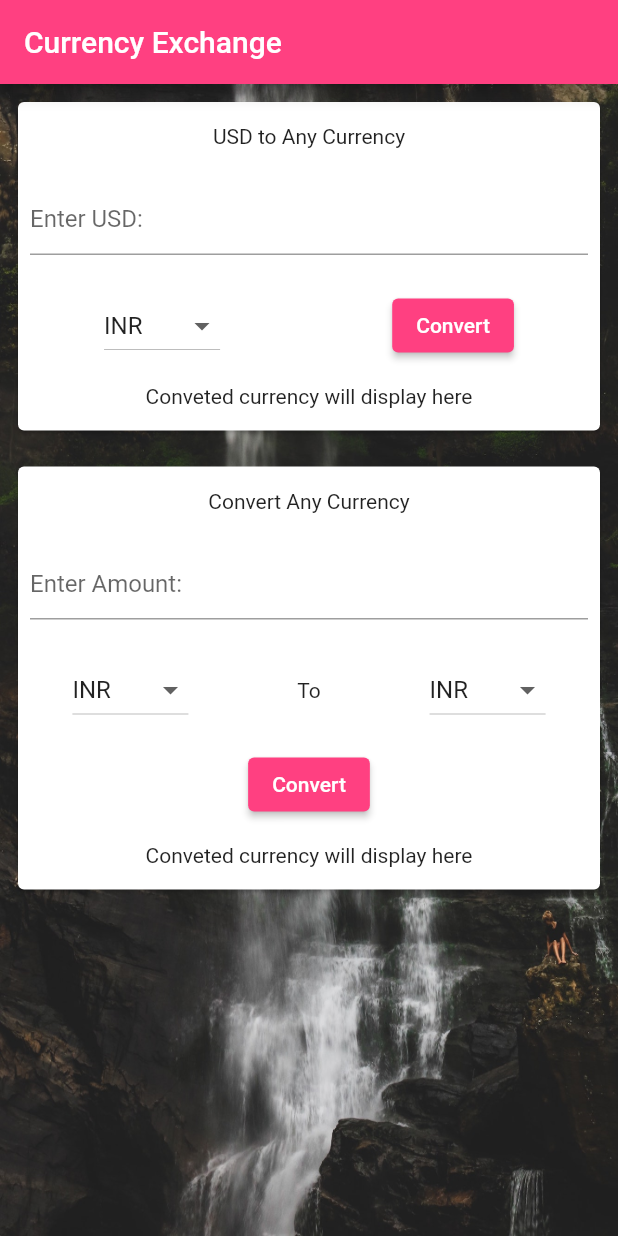
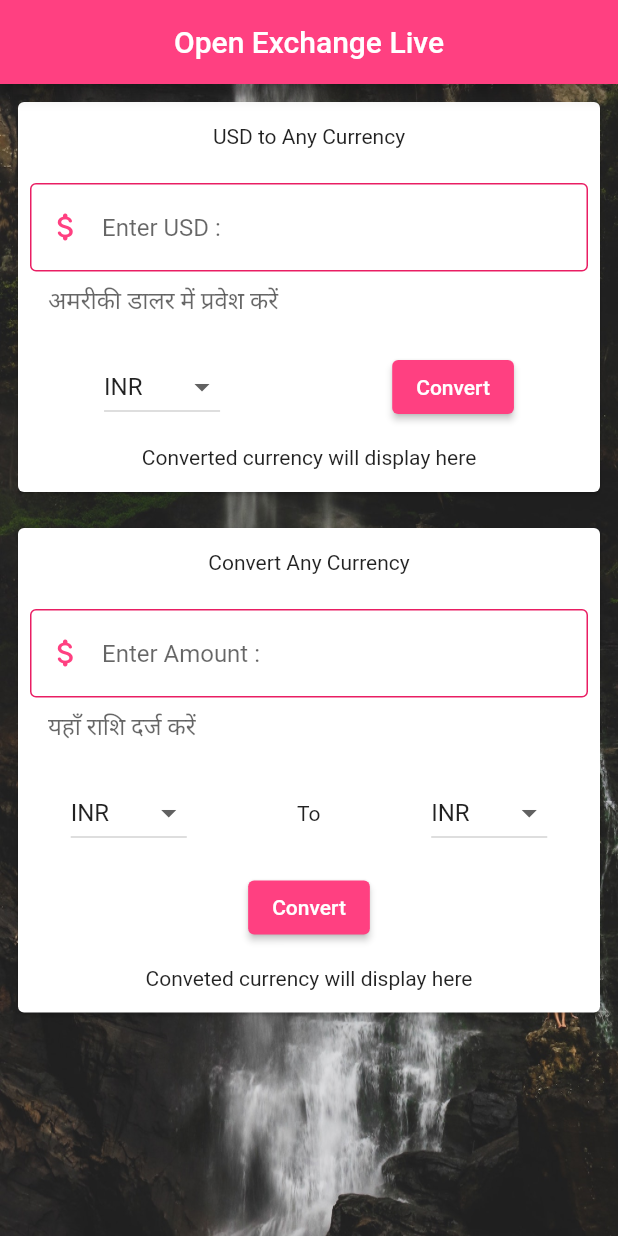
Before and after one commit to bhuvabhavik/Open-Exchange-Flutter, a Flutter app: the screen it shows after launch, on a phone screen of 412 x 824 dp. Run offline on Flutter 3.47's test engine with Material 2 defaults, Android fonts, the phone set to English and light mode, and no system bars.

Commit message:
somewhat efficient ui

```diff
--- a/lib/HomePage.dart
+++ b/lib/HomePage.dart
@@ -1,4 +1,5 @@
 import 'package:flutter/material.dart';
+import 'constants.dart';
 
 List countries = ["INR", "CAD", "AUD", "POUND", "KSH", "UGX"];
 
@@ -11,6 +12,13 @@ class HomePage extends StatefulWidget {
 
 class _HomePageState extends State<HomePage> {
   String selectedMenu = "INR";
+
+  SizedBox getSizedBox(double height, double width) {
+    return SizedBox(
+      height: height,
+      width: width,
+    );
+  }
 
   List<DropdownMenuItem<String>> getDropDownMenuItems() {
     List<DropdownMenuItem<String>> menuItems = [
@@ -39,13 +47,16 @@ class _HomePageState extends State<HomePage> {
   Widget build(BuildContext context) {
     return Scaffold(
         appBar: AppBar(
-          title: const Text("Currency Exchange"),
+          title: const Center(
+            child: Text("Open Exchange Live"),
+          ),
           backgroundColor: Colors.pinkAccent,
         ),
-        body: Container(
+        body: SingleChildScrollView(
+          child: Container(
             height: MediaQuery.of(context).size.height,
             width: MediaQuery.of(context).size.width,
-          decoration: BoxDecoration(
+            decoration: const BoxDecoration(
                 image: DecorationImage(
                     image: AssetImage('assets/images/background.jpg'),
                     fit: BoxFit.fill)),
@@ -56,23 +67,17 @@ class _HomePageState extends State<HomePage> {
                   child: Card(
                     child: Column(
                       children: [
-                      SizedBox(
-                        height: 15,
-                      ),
-                      Text("USD to Any Currency"),
-                      SizedBox(
-                        height: 15,
-                      ),
+                        getSizedBox(15.0, 0),
+                        const Text("USD to Any Currency"),
+                        getSizedBox(15.0, 0),
                         Padding(
-                        padding: const EdgeInsets.all(8.0),
+                          padding: EdgeInsets.all(8.0),
                           child: TextFormField(
-                          decoration:
-                              const InputDecoration(hintText: "Enter USD:"),
+                            decoration: getInputDecoration(
+                                "Enter USD : ", "अमरीकी डालर में प्रवेश करें"),
                           ),
                         ),
-                      SizedBox(
-                        height: 15,
-                      ),
+                        getSizedBox(15.0, 0),
                         Row(
                           mainAxisAlignment: MainAxisAlignment.spaceAround,
                           children: [
@@ -95,13 +100,9 @@ class _HomePageState extends State<HomePage> {
                             )
                           ],
                         ),
-                      SizedBox(
-                        height: 15,
-                      ),
-                      Text("Conveted currency will display here"),
-                      SizedBox(
-                        height: 15,
-                      ),
+                        getSizedBox(15.0, 0),
+                        const Text("Converted currency will display here"),
+                        getSizedBox(15.0, 0),
                       ],
                     ),
                   ),
@@ -111,23 +112,17 @@ class _HomePageState extends State<HomePage> {
                   child: Card(
                     child: Column(
                       children: [
-                      SizedBox(
-                        height: 15,
-                      ),
+                        getSizedBox(15.0, 0),
                         Text("Convert Any Currency"),
-                      SizedBox(
-                        height: 15,
-                      ),
+                        getSizedBox(15.0, 0),
                         Padding(
                           padding: const EdgeInsets.all(8.0),
                           child: TextFormField(
-                          decoration:
-                              const InputDecoration(hintText: "Enter Amount:"),
+                            decoration: getInputDecoration(
+                                "Enter Amount : ", "यहाँ राशि दर्ज करें"),
                           ),
                         ),
-                      SizedBox(
-                        height: 15,
-                      ),
+                        getSizedBox(15.0, 0),
                         Row(
                           mainAxisAlignment: MainAxisAlignment.spaceAround,
                           children: [
@@ -141,7 +136,7 @@ class _HomePageState extends State<HomePage> {
                                 });
                               },
                             ),
-                          Text("To"),
+                            const Text(" To "),
                             DropdownButton(
                               borderRadius: BorderRadius.circular(10),
                               value: selectedMenu,
@@ -154,9 +149,7 @@ class _HomePageState extends State<HomePage> {
                             ),
                           ],
                         ),
-                      SizedBox(
-                        height: 15,
-                      ),
+                        getSizedBox(15.0, 0),
                         ElevatedButton(
                           onPressed: () {},
                           child: Text("Convert"),
@@ -164,19 +157,16 @@ class _HomePageState extends State<HomePage> {
                               backgroundColor:
                                   MaterialStateProperty.all(Colors.pinkAccent)),
                         ),
-                      SizedBox(
-                        height: 15,
-                      ),
+                        getSizedBox(15.0, 0),
                         Text("Conveted currency will display here"),
-                      SizedBox(
-                        height: 15,
-                      ),
+                        getSizedBox(15.0, 0),
                       ],
                     ),
                   ),
                 ),
               ],
             ),
+          ),
         ));
   }
 }
--- /dev/null
+++ b/lib/constants.dart
@@ -0,0 +1,19 @@
+import 'package:flutter/material.dart';
+
+InputDecoration getInputDecoration(String hintText, String helperText) {
+  return InputDecoration(
+      hintText: hintText,
+      border: OutlineInputBorder(
+          borderRadius: BorderRadius.all(Radius.circular(15))),
+      // helperText: "अमरीकी डालर में प्रवेश करें",
+      helperText: helperText,
+      helperStyle: TextStyle(fontSize: 16),
+//errorText: "Please enter Amount",
+      focusColor: Colors.pinkAccent,
+      hoverColor: Colors.pinkAccent,
+      prefixIcon: Icon(Icons.attach_money_rounded),
+      prefixIconColor: Colors.pinkAccent,
+      prefixStyle: TextStyle(color: Colors.pinkAccent),
+      enabledBorder: OutlineInputBorder(
+          borderSide: BorderSide(color: Colors.pink, width: 1)));
+}
--- a/lib/main.dart
+++ b/lib/main.dart
@@ -11,7 +11,9 @@ class MyApp extends StatelessWidget {
   @override
   Widget build(BuildContext context) {
     return MaterialApp(
-      // theme: ThemeData.light(),
+      theme: ThemeData(
+        primarySwatch: Colors.pink,
+      ),
       debugShowCheckedModeBanner: false,
       home: HomePage(),
     );
```
Lines whose indentation alone changed are shown as unchanged.
